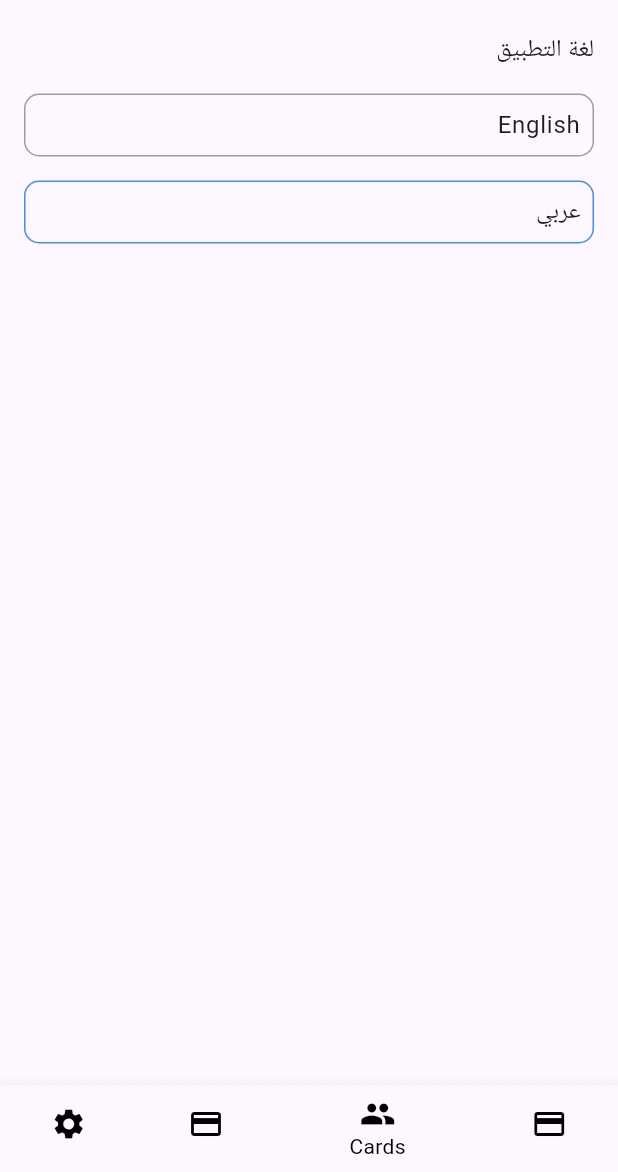
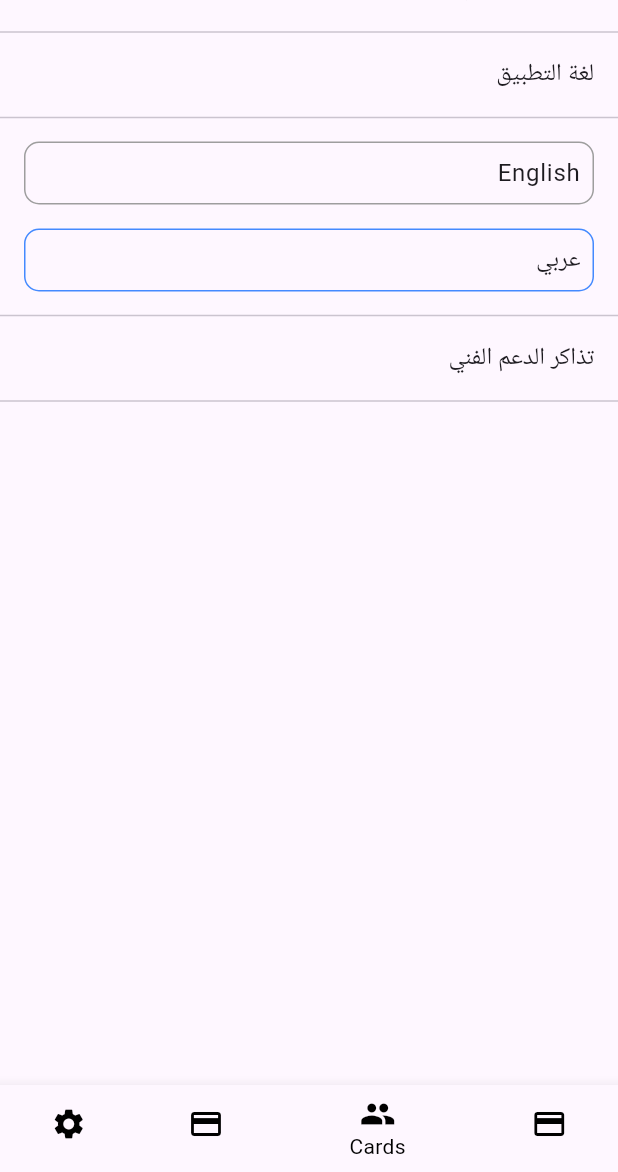
Before and after one commit to lalitjadav007/Iraqi_Card, a Flutter app: the screen it shows after launch, item 2 of the bottom bar chosen, on a phone screen of 412 x 824 dp, the part 64-1236 px from its top. Run offline on Flutter 3.47's test engine with Material 2 defaults, Android fonts, the phone set to English and light mode, and no system bars; our stand-ins replace get.

Commit message:
ticket listing created

```diff
--- /dev/null
+++ b/lib/controller/my_tickets_controller.dart
@@ -0,0 +1,5 @@
+import 'package:get/get.dart';
+
+class MyTicketsController extends GetxController{
+
+}
--- a/lib/main.dart
+++ b/lib/main.dart
@@ -1,6 +1,9 @@
 import 'package:cards_store/bindings.dart';
+import 'package:cards_store/controller/my_tickets_controller.dart';
 import 'package:cards_store/home.dart';
 import 'package:cards_store/resources/messages.dart';
+import 'package:cards_store/ui/my_tickets.dart';
+import 'package:cards_store/ui/new_ticket.dart';
 import 'package:flutter/material.dart';
 import 'package:get/get.dart';
 import 'package:cards_store/resources/translation_keys.dart' as translations;
@@ -29,7 +32,9 @@ class MyApp extends StatelessWidget {
       initialBinding: HomeBinding(),
       initialRoute: HomeScreen.name,
       getPages: [
-        GetPage(name: HomeScreen.name, page: () => HomeScreen(), binding: HomeBinding())
+        GetPage(name: HomeScreen.name, page: () => HomeScreen(), binding: HomeBinding()),
+        GetPage(name: MyTickets.name, page: () => MyTickets(), binding: MyTicketsBinding()),
+        GetPage(name: NewTicket.name, page: () => NewTicket(), binding: MyTicketsBinding()),
       ],
     );
   }
--- a/lib/resources/ar.dart
+++ b/lib/resources/ar.dart
@@ -5,5 +5,7 @@ class Ar {
     translation.title: 'كارت عراقي',
     translation.appLanguage: 'لغة التطبيق',
     translation.settings: 'إعدادات',
+    translation.supportTickets: 'تذاكر الدعم الفني',
+    translation.newString: 'جديد',
   };
 }
--- a/lib/resources/en.dart
+++ b/lib/resources/en.dart
@@ -5,5 +5,7 @@ class En {
     translation.title: 'Iraqi Card',
     translation.appLanguage: 'App Language',
     translation.settings: 'Settings',
+    translation.supportTickets: 'Support Tickets',
+    translation.newString: 'New',
   };
 }
--- a/lib/resources/translation_keys.dart
+++ b/lib/resources/translation_keys.dart
@@ -1,3 +1,5 @@
 const title = 'title';
 const appLanguage = 'appLanguage';
 const settings = 'settings';
+const supportTickets = 'supportTickets';
+const newString = 'newString';
--- a/lib/settings.dart
+++ b/lib/settings.dart
@@ -1,4 +1,5 @@
 import 'package:cards_store/controller/settings_controller.dart';
+import 'package:cards_store/ui/my_tickets.dart';
 import 'package:flutter/material.dart';
 import 'package:cards_store/resources/translation_keys.dart' as translations;
 import 'package:get/get.dart';
@@ -11,6 +12,7 @@ class Settings extends StatelessWidget {
     return Container(
       child: ListView(
         children: [
+          const Divider(),
           Padding(
             padding: const EdgeInsets.symmetric(horizontal: 16, vertical: 8),
             child: Text(
@@ -18,6 +20,7 @@ class Settings extends StatelessWidget {
               style: Theme.of(context).textTheme.titleMedium,
             ),
           ),
+          const Divider(),
           GestureDetector(
             onTap: () {
               Get.updateLocale(const Locale('en', 'EN'));
@@ -64,6 +67,20 @@ class Settings extends StatelessWidget {
               ),
             ),
           ),
+          const Divider(),
+          GestureDetector(
+            onTap: () {
+              Get.toNamed(MyTickets.name);
+            },
+            child: Padding(
+              padding: const EdgeInsets.symmetric(horizontal: 16, vertical: 8),
+              child: Text(
+                translations.supportTickets.tr,
+                style: Theme.of(context).textTheme.titleMedium,
+              ),
+            ),
+          ),
+          const Divider(),
         ],
       ),
     );
```
Also changed, not shown: lib/bindings.dart (+10 -0 lines), lib/ui/my_tickets.dart (added, +60 -0 lines), lib/ui/new_ticket.dart (added, +23 -0 lines).
